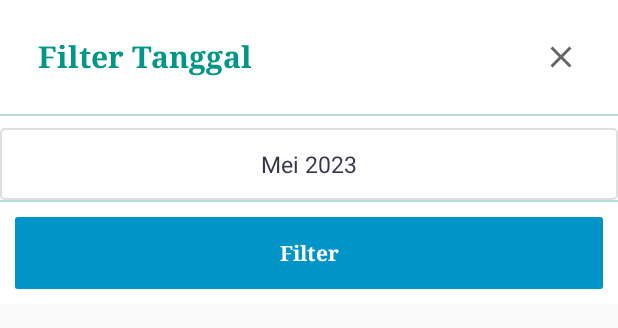
After one commit to icsocoid/hrd-app, an Android app: the layout dialog_filter_bulan.xml on its own in the app's theme, with its tools: preview values and no code run, on a phone screen of 412 x 824 dp. The commit adds this screen. Shown: the top 328 px of the screen. Run offline under Robolectric (Android 15) with nearby library versions, the phone set to English and light mode, and no system bars; network calls fail.

Commit message:
update_slipgaji_system_v1

```diff
--- a/app/src/main/java/com/sia/als/fragment/AbsensiFragment.java
+++ b/app/src/main/java/com/sia/als/fragment/AbsensiFragment.java
@@ -141,6 +141,7 @@ public class AbsensiFragment extends Fragment {
             }
 
         });
+
         //fungsi munculkan dialog
         imageView.setOnClickListener(new View.OnClickListener() {
             @Override
--- a/app/src/main/java/com/sia/als/fragment/SlipGajiFragment.java
+++ b/app/src/main/java/com/sia/als/fragment/SlipGajiFragment.java
@@ -1,24 +1,78 @@
 package com.sia.als.fragment;
 
+import android.app.Dialog;
 import android.os.Bundle;
 import android.view.LayoutInflater;
 import android.view.View;
 import android.view.ViewGroup;
+import android.widget.Button;
+import android.widget.ImageButton;
+import android.widget.ImageView;
+import android.widget.LinearLayout;
+import android.widget.TextView;
 
 import androidx.fragment.app.Fragment;
 
 import com.sia.als.R;
 
+import java.util.ArrayList;
+
 public class SlipGajiFragment extends Fragment {
 
     private View view;
 
+    ImageButton close;
+    TextView toolbarTitle;
+    ImageView imageView;
+    boolean isFirst = true;
+
+
+    Button btFilter;
+
+    LinearLayout filterDialogBtn;
+
+
     public View onCreateView(LayoutInflater inflater, ViewGroup container, Bundle savedInstanceState) {
         view = inflater.inflate(R.layout.fragment_slip_gaji, container, false);
+        toolbarTitle = (TextView) getActivity().findViewById(R.id.text_title);
+        imageView = (ImageView) view.findViewById(R.id.img_choose_date);
+        filterDialogBtn = (LinearLayout) view.findViewById(R.id.layoutJournalChooseDate);
 
 
 
+        toolbarTitle.setText("My Salary");
+
+        filterDialogBtn.setOnClickListener(new View.OnClickListener(){
+
+            @Override
+            public void onClick(View view){showFilterDialog(); }
+        });
         return view;
     }
 
+    private void showFilterDialog()
+    {
+        Dialog dialog = new Dialog(getContext());
+        dialog.setContentView(R.layout.dialog_filter_bulan);
+
+        close = dialog.findViewById(R.id.bt_close);
+
+        close.setOnClickListener(new View.OnClickListener(){
+            @Override
+            public void onClick(View view ){dialog.dismiss();}
+        });
+        btFilter = (Button) dialog.findViewById(R.id.bt_filter);
+
+        btFilter.setOnClickListener(new View.OnClickListener(){
+            @Override
+            public void onClick(View view){
+                dialog.dismiss();
+            }
+        });
+
+        dialog.show();
     }
+
+
+
+}
--- /dev/null
+++ b/app/src/main/res/layout/dialog_filter_bulan.xml
@@ -0,0 +1,135 @@
+<?xml version="1.0" encoding="utf-8"?>
+<LinearLayout xmlns:android="http://schemas.android.com/apk/res/android"
+    xmlns:app="http://schemas.android.com/apk/res-auto"
+    android:layout_width="match_parent"
+    android:layout_height="wrap_content"
+    android:background="@android:color/white"
+    android:orientation="vertical">
+
+    <LinearLayout
+        android:layout_width="match_parent"
+        android:layout_height="wrap_content"
+        android:orientation="horizontal"
+        android:paddingBottom="@dimen/entry_padding"
+        android:paddingLeft="@dimen/entry_padding"
+        android:paddingRight="@dimen/entry_padding"
+        android:paddingTop="@dimen/entry_padding">
+
+        <View
+            android:layout_width="@dimen/spacing_large"
+            android:layout_height="0dp" />
+
+        <LinearLayout
+            android:layout_width="0dp"
+            android:layout_height="wrap_content"
+            android:layout_gravity="center_vertical"
+            android:layout_weight="1"
+            android:orientation="vertical">
+
+            <TextView
+                android:id="@+id/title_filter"
+                android:layout_width="wrap_content"
+                android:layout_height="match_parent"
+                android:text="Filter Tanggal"
+                android:textAppearance="@style/Base.TextAppearance.AppCompat.Title"
+                android:textColor="@color/teal_500"
+                android:textStyle="bold"
+                app:fontFamily="serif" />
+
+        </LinearLayout>
+
+
+        <ImageButton
+            android:id="@+id/bt_close"
+            android:layout_width="?attr/actionBarSize"
+            android:layout_height="?attr/actionBarSize"
+            android:background="?attr/selectableItemBackgroundBorderless"
+            android:tint="@color/grey_60"
+            app:srcCompat="@drawable/ic_close" />
+
+    </LinearLayout>
+
+    <View
+        android:layout_width="match_parent"
+        android:layout_height="1dp"
+        android:background="@color/teal_100" />
+
+    <androidx.core.widget.NestedScrollView
+        android:layout_width="match_parent"
+        android:layout_height="wrap_content"
+        android:scrollbars="vertical">
+        <LinearLayout
+            android:orientation="vertical"
+            android:layout_width="match_parent"
+            android:layout_height="wrap_content">
+            <LinearLayout
+                android:id="@+id/lay_date"
+                android:layout_width="match_parent"
+                android:layout_height="wrap_content"
+                android:orientation="vertical"
+                android:padding="0dp">
+
+                <LinearLayout
+                    android:layout_width="match_parent"
+                    android:layout_height="wrap_content"
+                    android:layout_marginTop="8dp"
+                    android:background="@drawable/rect_gray_border"
+                    android:orientation="horizontal"
+                    android:padding="13dp">
+
+                    <LinearLayout
+                        android:id="@+id/calender1"
+                        android:layout_width="0dp"
+                        android:layout_height="wrap_content"
+                        android:layout_gravity="center"
+                        android:layout_weight="1"
+                        android:gravity="center"
+                        android:orientation="horizontal">
+
+                        <TextView
+                            android:id="@+id/month"
+                            android:layout_width="wrap_content"
+                            android:layout_height="wrap_content"
+                            android:text="Mei 2023"
+                            android:textColor="@color/text_medium"
+                            android:textSize="15sp" />
+                    </LinearLayout>
+
+
+                </LinearLayout>
+
+            </LinearLayout>
+
+        </LinearLayout>
+
+    </androidx.core.widget.NestedScrollView>
+
+    <View
+        android:layout_width="match_parent"
+        android:layout_height="1dp"
+        android:background="@color/teal_100" />
+
+    <LinearLayout
+        android:layout_width="match_parent"
+        android:layout_height="wrap_content"
+        android:orientation="horizontal"
+        android:paddingBottom="@dimen/entry_padding"
+        android:paddingLeft="@dimen/entry_padding"
+        android:paddingRight="@dimen/entry_padding"
+        android:paddingTop="@dimen/entry_padding">
+
+
+        <Button
+            android:id="@+id/bt_filter"
+            android:layout_width="0dp"
+            android:layout_height="wrap_content"
+            android:layout_weight="1"
+            android:background="@drawable/bg_button"
+            android:text="Filter"
+            android:textStyle="bold"
+            android:textAllCaps="false"
+            android:textColor="@color/white"
+            app:fontFamily="serif" />
+
+    </LinearLayout>
+</LinearLayout>
```
